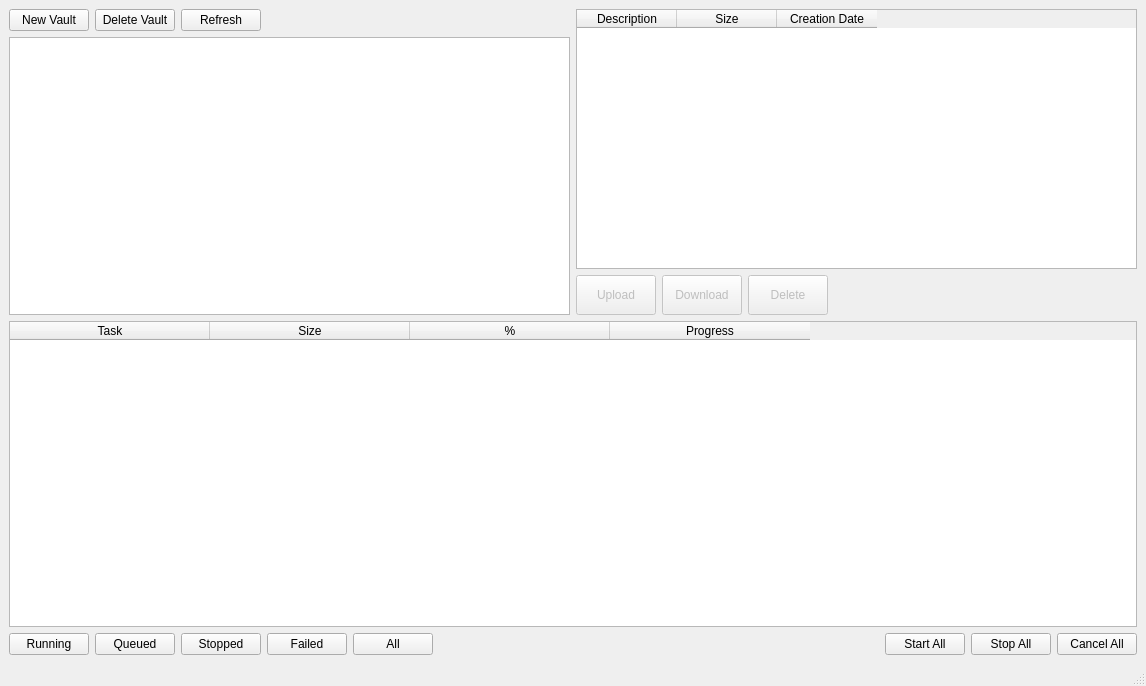
Before: the Qt Designer form mainwindow.ui in spellr/glacier-client, drawn with Qt 5.
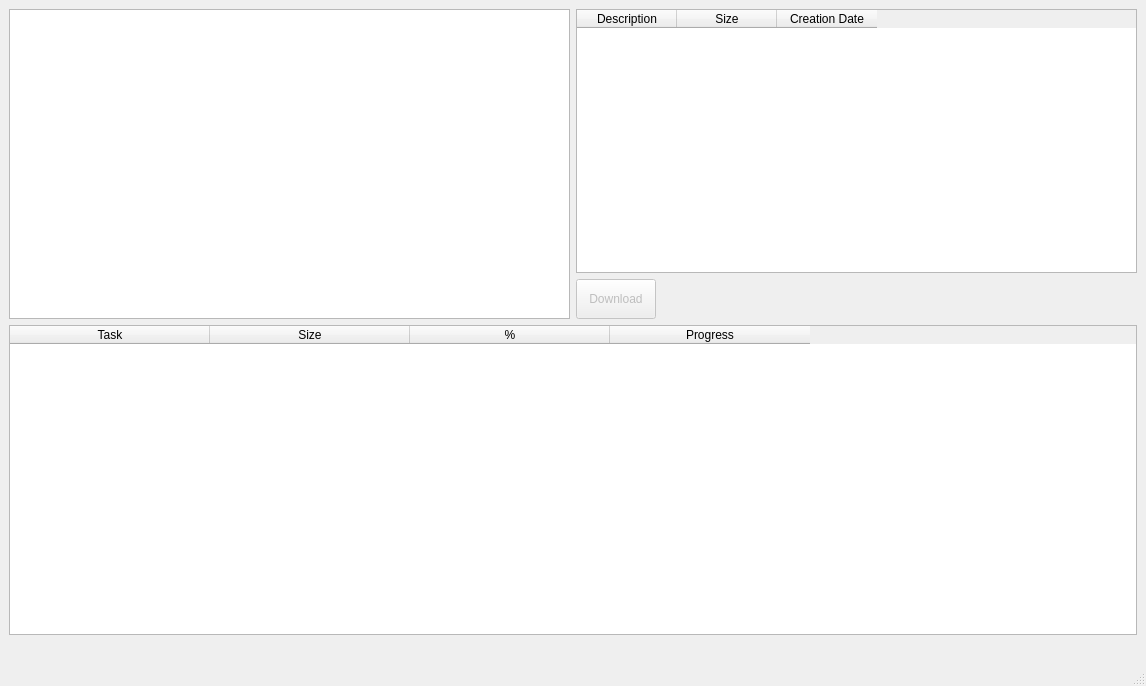
After: the same form once the commit is applied.

Patch:
```diff
--- a/mainwindow.ui
+++ b/mainwindow.ui
@@ -20,41 +20,6 @@
    <layout class="QGridLayout" name="gridLayout">
     <item row="1" column="0">
      <layout class="QHBoxLayout" name="speller2">
-      <item>
-       <widget class="QPushButton" name="pushButton_15">
-        <property name="text">
-         <string>Running</string>
-        </property>
-       </widget>
-      </item>
-      <item>
-       <widget class="QPushButton" name="pushButton_14">
-        <property name="text">
-         <string>Queued</string>
-        </property>
-       </widget>
-      </item>
-      <item>
-       <widget class="QPushButton" name="pushButton_13">
-        <property name="text">
-         <string>Stopped</string>
-        </property>
-       </widget>
-      </item>
-      <item>
-       <widget class="QPushButton" name="pushButton_12">
-        <property name="text">
-         <string>Failed</string>
-        </property>
-       </widget>
-      </item>
-      <item>
-       <widget class="QPushButton" name="pushButton_11">
-        <property name="text">
-         <string>All</string>
-        </property>
-       </widget>
-      </item>
       <item>
        <spacer name="horizontalSpacer">
         <property name="orientation">
@@ -68,27 +33,6 @@
         </property>
        </spacer>
       </item>
-      <item>
-       <widget class="QPushButton" name="pushButton_10">
-        <property name="text">
-         <string>Start All</string>
-        </property>
-       </widget>
-      </item>
-      <item>
-       <widget class="QPushButton" name="pushButton_9">
-        <property name="text">
-         <string>Stop All</string>
-        </property>
-       </widget>
-      </item>
-      <item>
-       <widget class="QPushButton" name="pushButton_8">
-        <property name="text">
-         <string>Cancel All</string>
-        </property>
-       </widget>
-      </item>
      </layout>
     </item>
     <item row="0" column="0">
@@ -97,44 +41,6 @@
        <layout class="QHBoxLayout" name="horizontalLayout_8">
         <item>
          <layout class="QVBoxLayout" name="speller">
-          <item>
-           <layout class="QHBoxLayout" name="horizontalLayout">
-            <item>
-             <widget class="QPushButton" name="pushButton_3">
-              <property name="text">
-               <string>New Vault</string>
-              </property>
-             </widget>
-            </item>
-            <item>
-             <widget class="QPushButton" name="pushButton_5">
-              <property name="text">
-               <string>Delete Vault</string>
-              </property>
-             </widget>
-            </item>
-            <item>
-             <widget class="QPushButton" name="pushButton_4">
-              <property name="text">
-               <string>Refresh</string>
-              </property>
-             </widget>
-            </item>
-            <item>
-             <spacer name="horizontalSpacer_2">
-              <property name="orientation">
-               <enum>Qt::Horizontal</enum>
-              </property>
-              <property name="sizeHint" stdset="0">
-               <size>
-                <width>40</width>
-                <height>20</height>
-               </size>
-              </property>
-             </spacer>
-            </item>
-           </layout>
-          </item>
           <item>
            <widget class="QTreeView" name="treeView">
             <property name="contextMenuPolicy">
@@ -185,22 +91,6 @@
           </item>
           <item>
            <layout class="QHBoxLayout" name="horizontalLayout_9">
-            <item>
-             <widget class="QPushButton" name="pushButton_7">
-              <property name="enabled">
-               <bool>false</bool>
-              </property>
-              <property name="minimumSize">
-               <size>
-                <width>0</width>
-                <height>40</height>
-               </size>
-              </property>
-              <property name="text">
-               <string>Upload</string>
-              </property>
-             </widget>
-            </item>
             <item>
              <widget class="QPushButton" name="download_btn">
               <property name="enabled">
@@ -223,22 +113,6 @@
               </property>
              </widget>
             </item>
-            <item>
-             <widget class="QPushButton" name="pushButton">
-              <property name="enabled">
-               <bool>false</bool>
-              </property>
-              <property name="minimumSize">
-               <size>
-                <width>0</width>
-                <height>40</height>
-               </size>
-              </property>
-              <property name="text">
-               <string>Delete</string>
-              </property>
-             </widget>
-            </item>
             <item>
              <spacer name="horizontalSpacer_3">
               <property name="orientation">
```
